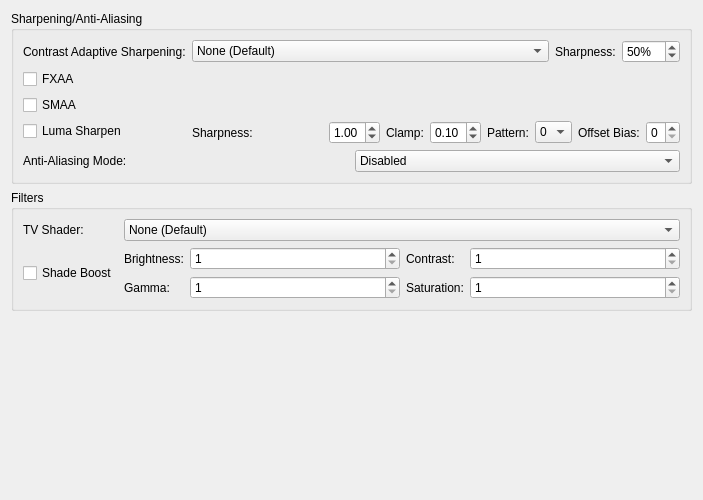
First picture: the form in pcsx2-qt/Settings/GraphicsPostProcessingSettingsTab.ui, repository 0vva0va/PCSX2_AriaEdition, before the edit.
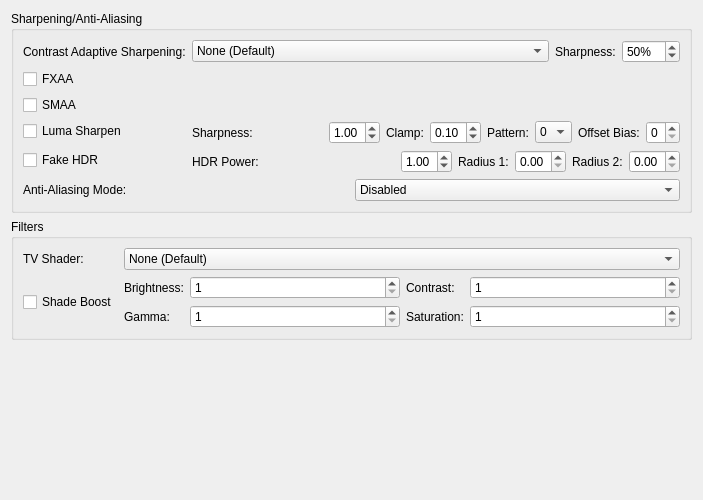
Second picture: the form after the edit.

Diff of the .ui file:
```diff
--- a/pcsx2-qt/Settings/GraphicsPostProcessingSettingsTab.ui
+++ b/pcsx2-qt/Settings/GraphicsPostProcessingSettingsTab.ui
@@ -226,7 +226,108 @@
         </item>
        </layout>
       </item>
-      <item row="4" column="0" colspan="2">
+      <item row="4" column="0">
+       <widget class="QCheckBox" name="fakehdr">
+        <property name="text">
+         <string>Fake HDR</string>
+        </property>
+        <property name="toolTip">
+         <string>Not real HDR; attempts to mimic HDR-like brightness and contrast.</string>
+        </property>
+       </widget>
+      </item>
+      <item row="4" column="1">
+       <layout class="QHBoxLayout" name="fakeHdrLayout" stretch="1,0">
+        <item>
+         <widget class="QLabel" name="hdrPowerLabel">
+          <property name="text">
+           <string>HDR Power:</string>
+          </property>
+          <property name="buddy">
+           <cstring>fakeHdrPower</cstring>
+          </property>
+         </widget>
+        </item>
+        <item>
+         <widget class="QDoubleSpinBox" name="fakeHdrPower">
+          <property name="minimum">
+           <double>0.0</double>
+          </property>
+          <property name="maximum">
+           <double>8.0</double>
+          </property>
+          <property name="singleStep">
+           <double>0.10000000000000001</double>
+          </property>
+          <property name="decimals">
+           <number>2</number>
+          </property>
+          <property name="value">
+           <double>1.0</double>
+          </property>
+         </widget>
+        </item>
+        <item>
+         <widget class="QLabel" name="fakeHdrRadius1Label">
+          <property name="text">
+           <string>Radius 1:</string>
+          </property>
+          <property name="buddy">
+           <cstring>fakeHdrRadius1</cstring>
+          </property>
+         </widget>
+        </item>
+        <item>
+         <widget class="QDoubleSpinBox" name="fakeHdrRadius1">
+          <property name="minimum">
+           <double>0.0</double>
+          </property>
+          <property name="maximum">
+           <double>8.0</double>
+          </property>
+          <property name="singleStep">
+           <double>0.10000000000000001</double>
+          </property>
+          <property name="decimals">
+           <number>2</number>
+          </property>
+          <property name="value">
+           <double>0.0</double>
+          </property>
+         </widget>
+        </item>
+        <item>
+         <widget class="QLabel" name="fakeHdrRadius2Label">
+          <property name="text">
+           <string>Radius 2:</string>
+          </property>
+          <property name="buddy">
+           <cstring>fakeHdrRadius2</cstring>
+          </property>
+         </widget>
+        </item>
+        <item>
+         <widget class="QDoubleSpinBox" name="fakeHdrRadius2">
+          <property name="minimum">
+           <double>0.0</double>
+          </property>
+          <property name="maximum">
+           <double>8.0</double>
+          </property>
+          <property name="singleStep">
+           <double>0.10000000000000001</double>
+          </property>
+          <property name="decimals">
+           <number>2</number>
+          </property>
+          <property name="value">
+           <double>0.0</double>
+          </property>
+         </widget>
+        </item>
+       </layout>
+      </item>
+      <item row="5" column="0" colspan="2">
        <layout class="QHBoxLayout" name="aaModeLayout">
         <item>
          <widget class="QLabel" name="aaModeLabel">
```
Left out of the diff: 6 changed lines with no effect on the pictures.
